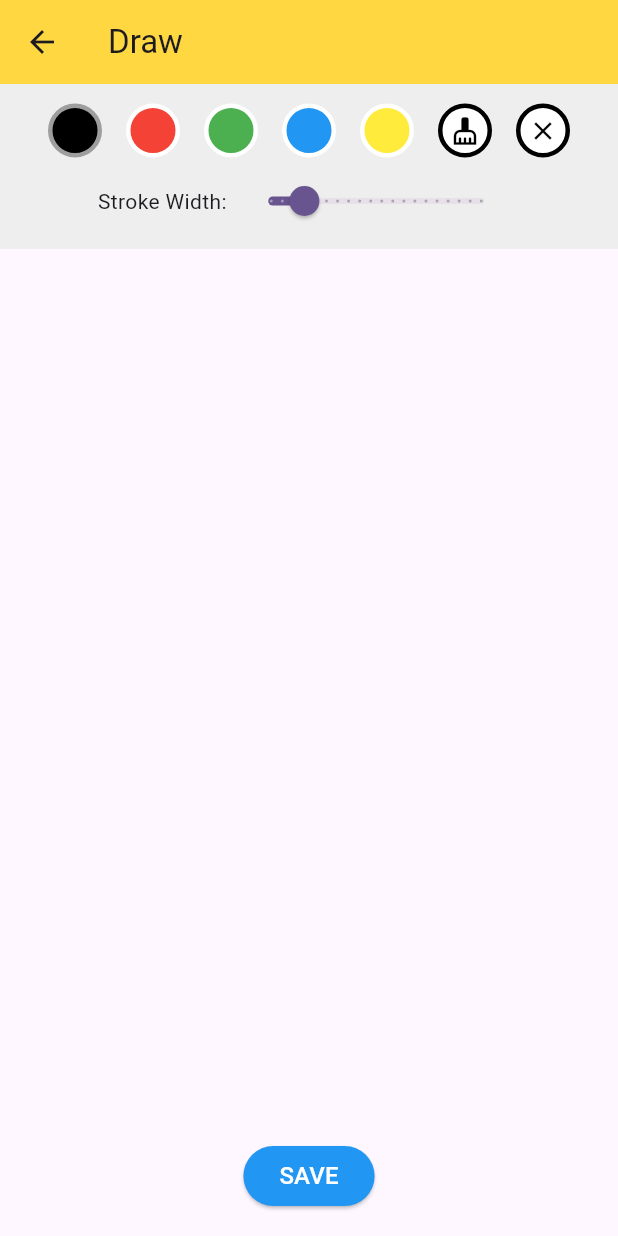
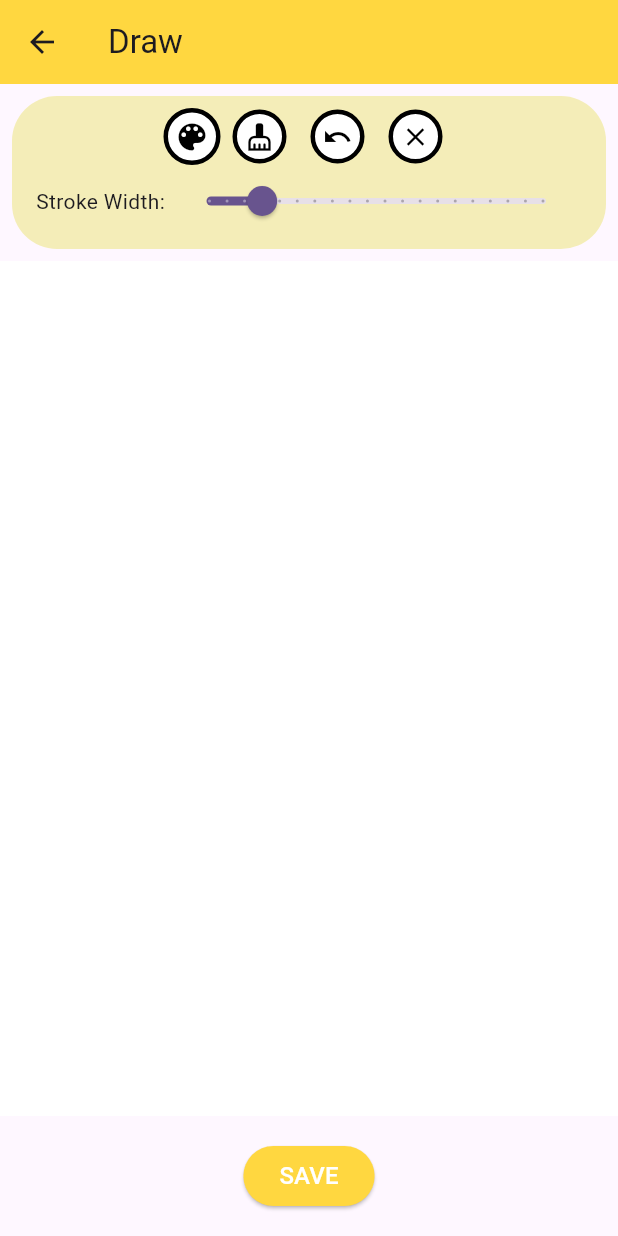
Before and after one commit to aichwaryabiradar/AboutYourDayApp, a Flutter app: the DrawingPage screen opened directly, on a phone screen of 412 x 824 dp. Run offline on Flutter 3.47's test engine with Material 3 defaults, Android fonts, the phone set to English and light mode, and no system bars; our stand-ins replace audioplayers, flutter_colorpicker, image_picker, table_calendar, video_player; missing offline and left inert: record; project files that could hold a hidden picture were left out.

Commit message:
record n draw page

```diff
--- a/lib/DrawPage.dart
+++ b/lib/DrawPage.dart
@@ -3,6 +3,7 @@ import 'dart:typed_data';
 import 'dart:ui' as ui;
 import 'package:flutter/material.dart';
 import 'package:flutter/rendering.dart';
+import 'package:flutter_colorpicker/flutter_colorpicker.dart';
 import 'package:path_provider/path_provider.dart';
 import 'package:yourday/Selectionpage.dart';
 
@@ -51,49 +52,66 @@ class _DrawingPageState extends State<DrawingPage> {
       body: Column(
         children: [
           // Controls Container
-          Container(
-            color: Colors.grey[200],
+          Padding(
+            padding: const EdgeInsets.all(8.0),
+            child: Container(
+              decoration: BoxDecoration(
+                borderRadius: BorderRadius.circular(30),
+                color: ui.Color.fromARGB(255, 244, 237, 184),
+              ),
               padding: EdgeInsets.symmetric(vertical: 8.0),
               child: Column(
                 children: [
-                buildColorSelector(),
+                  Row(
+                    mainAxisAlignment: MainAxisAlignment.center,
+                    children: [
+                      buildColorPickerButton(),
+                      buildEraserButton(),
+                      buildUndoButton(),
+                      buildClearButton(),
+                    ],
+                  ),
                   buildStrokeSlider(),
                 ],
               ),
             ),
+          ),
+
           // Drawing Area
           Expanded(
             child: RepaintBoundary(
               key: _globalKey,
+              child: Container(
+                color: Colors.white, // Set canvas to pure white
                 child: LayoutBuilder(
                   builder: (context, constraints) {
                     return GestureDetector(
                       behavior: HitTestBehavior.translucent,
                       onPanUpdate: (details) {
-                      setState(() {
-                        RenderBox renderBox =
-                            _globalKey.currentContext!.findRenderObject()
-                                as RenderBox;
+                        RenderBox renderBox = _globalKey.currentContext!
+                            .findRenderObject() as RenderBox;
                         Offset localPosition =
                             renderBox.globalToLocal(details.globalPosition);
 
-                        // Ensure the drawing point is within drawing area boundaries
+                        // Constrain drawing to within the canvas
                         if (localPosition.dy >= 0 &&
                             localPosition.dy <= constraints.maxHeight &&
                             localPosition.dx >= 0 &&
                             localPosition.dx <= constraints.maxWidth) {
+                          setState(() {
                             _lines.add(
                               DrawnLine(
                                 localPosition,
-                              selectedColor,
+                                isEraserSelected ? Colors.white : selectedColor,
                                 strokeWidth,
                               ),
                             );
+                          });
                         }
-                      });
                       },
                       onPanEnd: (details) {
-                      _lines.add(DrawnLine(null, selectedColor, strokeWidth)); // Adds a break between strokes
+                        // Add null to separate line segments
+                        _lines.add(DrawnLine(null, selectedColor, strokeWidth));
                       },
                       child: CustomPaint(
                         painter: DrawingPainter(_lines),
@@ -101,6 +119,7 @@ class _DrawingPageState extends State<DrawingPage> {
                       ),
                     );
                   },
+                ),
               ),
             ),
           ),
@@ -114,7 +133,7 @@ class _DrawingPageState extends State<DrawingPage> {
                 style: TextStyle(color: Colors.white, fontSize: 16),
               ),
               style: ElevatedButton.styleFrom(
-                backgroundColor: Colors.blue,
+                backgroundColor: Colors.amberAccent,
               ),
             ),
           ),
@@ -123,43 +142,27 @@ class _DrawingPageState extends State<DrawingPage> {
     );
   }
 
-  Widget buildColorSelector() {
-    return Padding(
-      padding: const EdgeInsets.all(5.0),
-      child: Row(
-        mainAxisAlignment: MainAxisAlignment.center,
-        children: [
-          buildColorButton(Colors.black),
-          buildColorButton(Colors.red),
-          buildColorButton(Colors.green),
-          buildColorButton(Colors.blue),
-          buildColorButton(Colors.yellow),
-          buildEraserButton(),
-          buildClearButton(),
-        ],
-      ),
-    );
-  }
-
-  Widget buildColorButton(Color color) {
+  Widget buildColorPickerButton() {
     return GestureDetector(
-      onTap: () {
-        setState(() {
-          isEraserSelected = false;
-          selectedColor = color;
-        });
-      },
+      onTap: _openColorPicker,
       child: Container(
-        margin: EdgeInsets.symmetric(horizontal: 8.0),
-        width: 36.0,
-        height: 36.0,
+        padding: EdgeInsets.all(4.0),
         decoration: BoxDecoration(
-          color: color,
+          color: Colors.white,
           shape: BoxShape.circle,
           border: Border.all(
-            color: selectedColor == color ? Colors.grey : Colors.white,
+            color: isEraserSelected
+                ? ui.Color.fromARGB(255, 0, 0, 0)
+                : selectedColor,
             width: 3.0,
           ),
+        ),
+        child: Icon(
+          Icons.color_lens,
+          color: isEraserSelected
+              ? const ui.Color.fromARGB(255, 0, 0, 0)
+              : selectedColor,
+          size: 24.0,
         ),
       ),
     );
@@ -169,8 +172,7 @@ class _DrawingPageState extends State<DrawingPage> {
     return GestureDetector(
       onTap: () {
         setState(() {
-          isEraserSelected = true;
-          selectedColor = Colors.white;
+          isEraserSelected = !isEraserSelected;
         });
       },
       child: Container(
@@ -187,7 +189,39 @@ class _DrawingPageState extends State<DrawingPage> {
         ),
         child: Center(
           child: Icon(
-            Icons.cleaning_services,
+            Icons.cleaning_services, // Substitute for an eraser icon
+            color: isEraserSelected ? Colors.grey : Colors.black,
+            size: 20,
+          ),
+        ),
+      ),
+    );
+  }
+
+  Widget buildUndoButton() {
+    return GestureDetector(
+      onTap: () {
+        setState(() {
+          if (_lines.isNotEmpty) {
+            _lines.removeLast(); // Removes the most recent change
+          }
+        });
+      },
+      child: Container(
+        margin: EdgeInsets.symmetric(horizontal: 8.0),
+        width: 36.0,
+        height: 36.0,
+        decoration: BoxDecoration(
+          color: Colors.white,
+          shape: BoxShape.circle,
+          border: Border.all(
+            color: Colors.black,
+            width: 3.0,
+          ),
+        ),
+        child: Center(
+          child: Icon(
+            Icons.undo,
             color: Colors.black,
             size: 20,
           ),
@@ -200,7 +234,7 @@ class _DrawingPageState extends State<DrawingPage> {
     return GestureDetector(
       onTap: () {
         setState(() {
-          _lines.clear();
+          _lines.clear(); // Clears the entire canvas
         });
       },
       child: Container(
@@ -227,11 +261,14 @@ class _DrawingPageState extends State<DrawingPage> {
   }
 
   Widget buildStrokeSlider() {
-    return Row(
+    return Padding(
+      padding: const EdgeInsets.symmetric(horizontal: 16.0),
+      child: Row(
         mainAxisAlignment: MainAxisAlignment.center,
         children: [
           Text("Stroke Width: "),
-        Slider(
+          Expanded(
+            child: Slider(
               value: strokeWidth,
               min: 1.0,
               max: 20.0,
@@ -243,7 +280,44 @@ class _DrawingPageState extends State<DrawingPage> {
                 });
               },
             ),
+          ),
         ],
+      ),
+    );
+  }
+
+  void _openColorPicker() {
+    showDialog(
+      context: context,
+      builder: (BuildContext context) {
+        return AlertDialog(
+          title: Text('Pick a color'),
+          content: SingleChildScrollView(
+            child: ColorPicker(
+              pickerColor: selectedColor,
+              onColorChanged: (color) {
+                setState(() {
+                  selectedColor = color;
+                });
+              },
+              showLabel: true,
+              pickerAreaHeightPercent: 0.8,
+            ),
+          ),
+          actions: <Widget>[
+            TextButton(
+              child: Text('Select'),
+              onPressed: () {
+                setState(() {
+                  isEraserSelected =
+                      false; // Reset eraser when a color is selected
+                });
+                Navigator.of(context).pop();
+              },
+            ),
+          ],
+        );
+      },
     );
   }
 
--- a/pubspec.yaml
+++ b/pubspec.yaml
@@ -35,6 +35,8 @@ dependencies:
   record: ^4.1.3
   audioplayers:
   path_provider: ^2.0.11
+  flutter_colorpicker: ^1.0.3
+  flutter_vector_icons: ^2.0.0
 
 
   # The following adds the Cupertino Icons font to your application.
```
Also changed, not shown: lib/RecordingsListPage.dart (+54 -68 lines), lib/RecordvoicePage.dart (+21 -21 lines), assets/eraser.png (added), pubspec.lock, 2 other files. Lines whose indentation alone changed are shown as unchanged.
